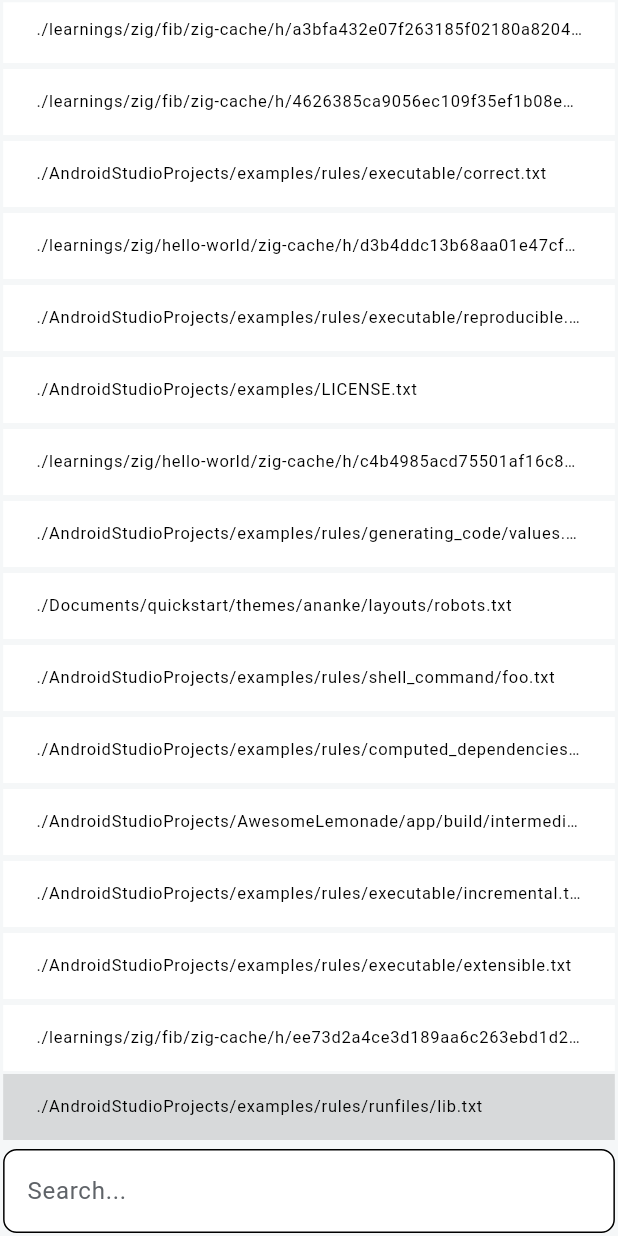
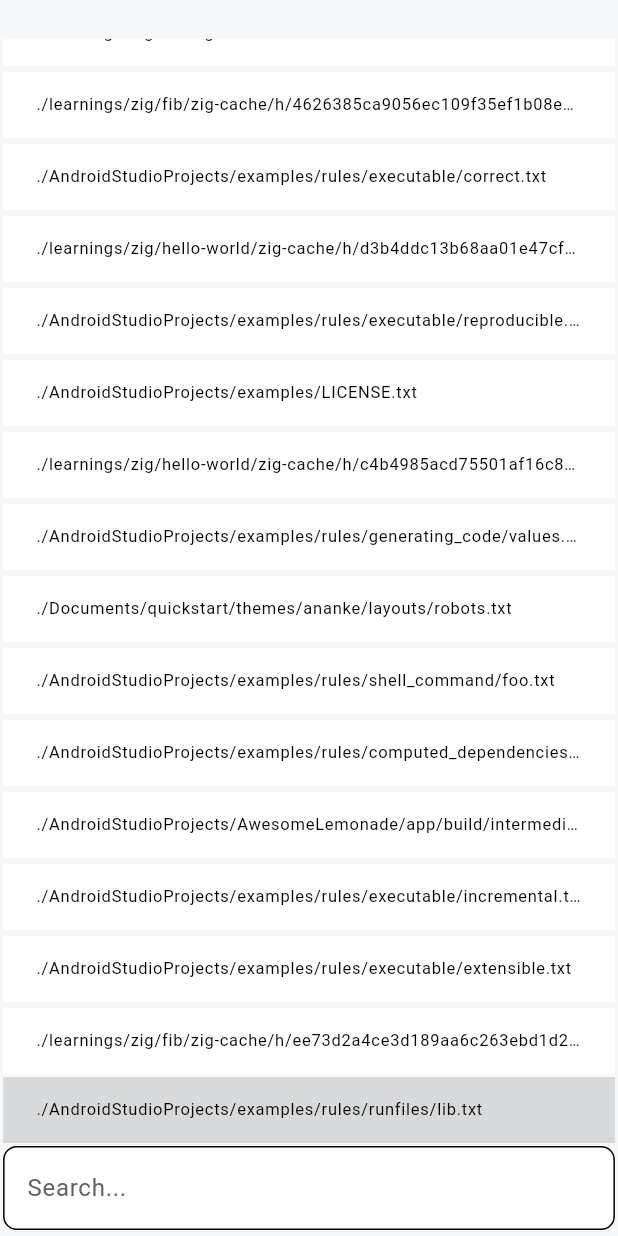
Before and after one commit to gyreas/balloon, a Flutter app: the screen it shows after launch, on a phone screen of 412 x 824 dp. Run offline on Flutter 3.47's test engine with Material 3 defaults, Android fonts, the phone set to English and light mode, and no system bars.

Commit message:
refactor: result list and searchbar layout

```diff
--- a/lib/src/search/widgets/bar.dart
+++ b/lib/src/search/widgets/bar.dart
@@ -28,7 +28,7 @@
       width: width,
       // height: height,
       child: Column(
-        mainAxisSize: MainAxisSize.min,
+        mainAxisSize: MainAxisSize.max,
         mainAxisAlignment: MainAxisAlignment.end,
         children: [
           TextField(
--- a/lib/src/search/widgets/screen.dart
+++ b/lib/src/search/widgets/screen.dart
@@ -22,9 +22,11 @@
   @override
   Widget build(BuildContext context) => LayoutBuilder(
     builder: (context, constraints) {
-      var searchbarWidth = constraints.maxWidth * .99;
-      var searchbarHeight = constraints.maxHeight * 0.077;
-      var resultListHeight = constraints.maxHeight - searchbarHeight;
+      var searchbarWidth = constraints.maxWidth * 0.99;
+      var boxHeight = 4.0;
+      var remh = constraints.maxHeight - boxHeight;
+      var searchbarHeight = remh * .1;
+      var resultListHeight = remh - searchbarHeight;
       var theme = Theme.of(context);
       return ColoredBox(
         color: theme.scaffoldBackgroundColor,
@@ -50,7 +52,7 @@
                               list: controller.filteredItems,
                             ),
               ),
-              SizedBox(height: 4),
+              // SizedBox(height: 2),
               ListenableBuilder(
                 listenable: controller,
                 builder:
@@ -60,7 +62,7 @@
                       controller: controller,
                     ),
               ),
-              SizedBox(height: 2),
+              SizedBox(height: boxHeight),
             ],
           ),
         ),
```
